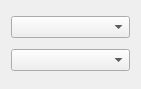
Old version of the form corelib/datasources/fileconfigurationeditor.ui in the repository templait/atrade.
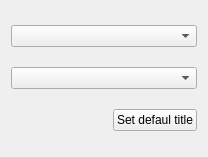
New version of the form.

Diff of the .ui file:
```diff
--- a/corelib/datasources/fileconfigurationeditor.ui
+++ b/corelib/datasources/fileconfigurationeditor.ui
@@ -6,20 +6,40 @@
    <rect>
     <x>0</x>
     <y>0</y>
-    <width>141</width>
-    <height>89</height>
+    <width>208</width>
+    <height>157</height>
    </rect>
   </property>
   <property name="windowTitle">
    <string>Form</string>
   </property>
-  <layout class="QVBoxLayout" name="verticalLayout">
-   <item>
-    <widget class="QComboBox" name="cbClass"/>
+  <layout class="QGridLayout" name="gridLayout">
+   <item row="2" column="1">
+    <widget class="QPushButton" name="pbSetDefaultTitle">
+     <property name="text">
+      <string>Set defaul title</string>
+     </property>
+    </widget>
    </item>
-   <item>
+   <item row="2" column="0">
+    <spacer name="horizontalSpacer">
+     <property name="orientation">
+      <enum>Qt::Horizontal</enum>
+     </property>
+     <property name="sizeHint" stdset="0">
+      <size>
+       <width>40</width>
+       <height>20</height>
+      </size>
+     </property>
+    </spacer>
+   </item>
+   <item row="1" column="0" colspan="2">
     <widget class="QComboBox" name="cbCode"/>
    </item>
+   <item row="0" column="0" colspan="2">
+    <widget class="QComboBox" name="cbClass"/>
+   </item>
   </layout>
  </widget>
  <resources/>
```
